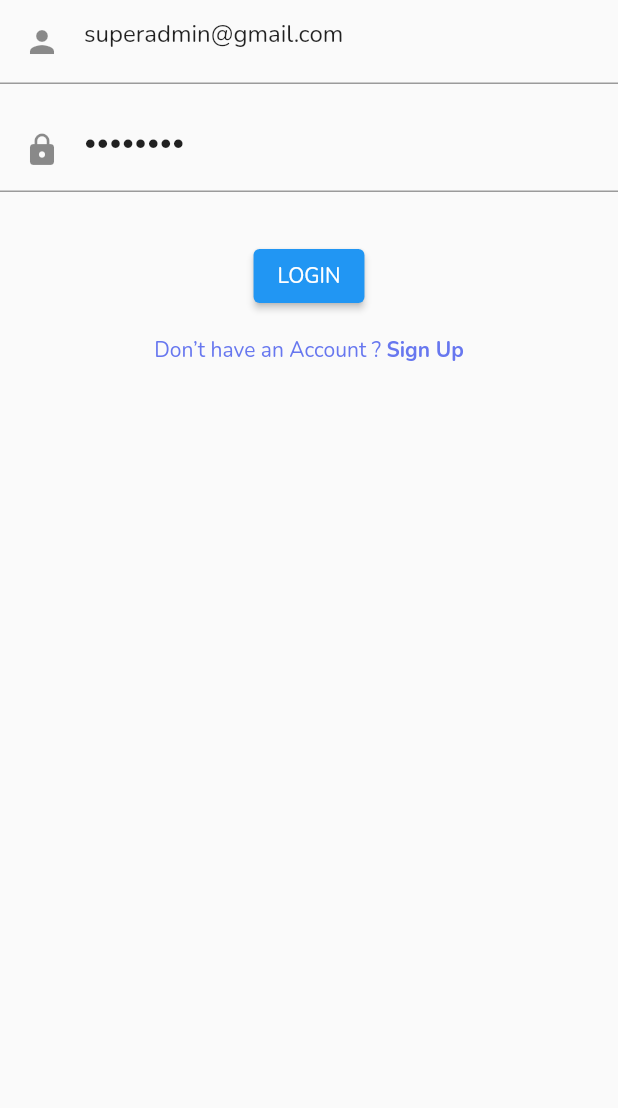
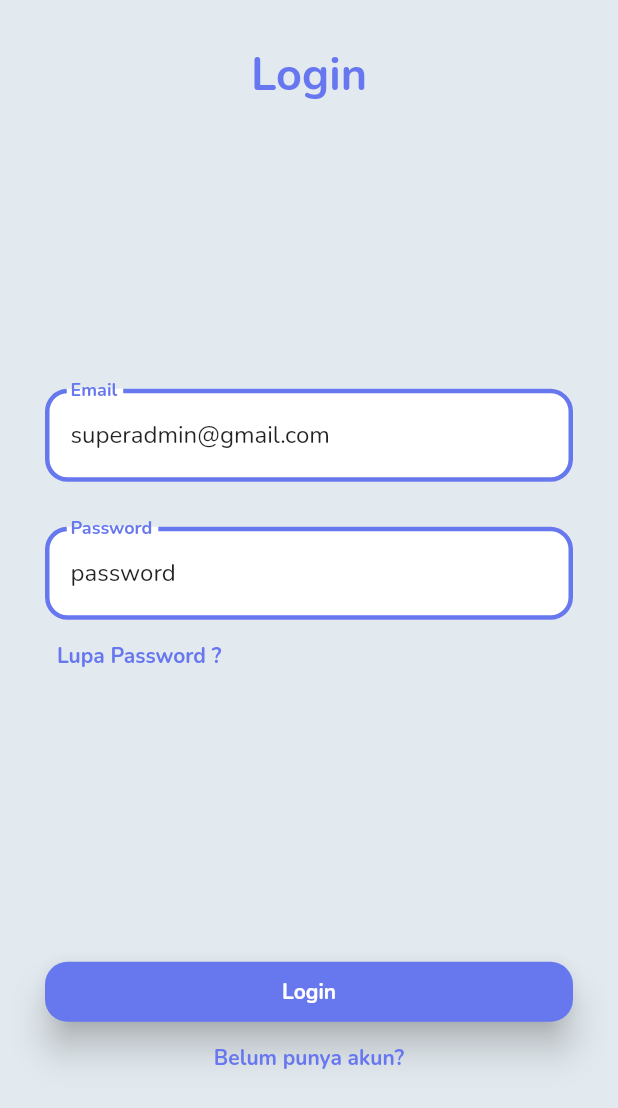
Before and after one commit to ghaan1/stater-code-flutter-test, a Flutter app: the LoginForm screen opened directly, on a phone screen of 412 x 824 dp. Shown: the top 1108 px of the screen. Run offline on Flutter 3.47's test engine with Material 2 defaults, Android fonts, the phone set to English and light mode, and no system bars; our stand-ins replace google_fonts, shared_preferences; accounts and stored records are empty.

Commit message:
UI: loginpage

```diff
--- a/lib/Pages/Login Page/Components/login_form.dart
+++ b/lib/Pages/Login Page/Components/login_form.dart
@@ -106,73 +106,140 @@ class _PageLoginState extends State<LoginForm> {
 
   @override
   Widget build(BuildContext context) {
-    return Form(
-      key: _formKey,
+    return Scaffold(
+        resizeToAvoidBottomInset: false,
+        body: Container(
+          color: kLightColor,
+          padding: const EdgeInsets.all(30),
+          //margin: EdgeInsets.all(8),
+          child: Column(
+            children: [
+              const Expanded(
+                flex: 3,
+                child: Text(
+                  'Login',
+                  style: TextStyle(
+                      fontWeight: FontWeight.bold,
+                      fontSize: 30,
+                      color: kPrimaryColor,
+                      fontFamily: 'nunito'),
+                ),
+              ),
+              Expanded(
+                flex: 5,
                 child: Column(
                   children: [
                     TextFormField(
-            keyboardType: TextInputType.emailAddress,
-            textInputAction: TextInputAction.next,
-            cursorColor: kPrimaryColor,
                       controller: txtEmail,
-            onSaved: (String? val) {
-              txtEmail.text = val!;
-            },
-            decoration: const InputDecoration(
-              hintText: "Your email",
-              prefixIcon: Padding(
-                padding: EdgeInsets.all(defaultPadding),
-                child: Icon(Icons.person),
+                      decoration: InputDecoration(
+                        errorText: validateEmail(txtEmail.text),
+                        contentPadding: const EdgeInsets.symmetric(
+                            vertical: 20, horizontal: 17),
+                        filled: true,
+                        fillColor: Colors.white,
+                        labelText: 'Email',
+                        labelStyle: const TextStyle(
+                            color: Color(0xFF6777EE),
+                            fontWeight: FontWeight.bold,
+                            fontFamily: 'Nunito'),
+                        enabledBorder: OutlineInputBorder(
+                          borderSide: const BorderSide(
+                              width: 3, color: Color(0xFF6777EE)),
+                          borderRadius: BorderRadius.circular(15),
+                        ),
+                        focusedBorder: OutlineInputBorder(
+                          borderSide: const BorderSide(
+                              width: 3, color: Color(0xFF6777EE)),
+                          borderRadius: BorderRadius.circular(15),
                         ),
                       ),
                     ),
-          Padding(
-            padding: const EdgeInsets.symmetric(vertical: defaultPadding),
-            child: TextFormField(
-              textInputAction: TextInputAction.done,
-              obscureText: true,
+                    const SizedBox(
+                      height: 30,
+                    ),
+                    TextFormField(
                       controller: txtPassword,
-              onSaved: (String? val) {
-                txtPassword.text = val!;
-              },
-              cursorColor: kPrimaryColor,
-              decoration: const InputDecoration(
-                hintText: "Your password",
-                prefixIcon: Padding(
-                  padding: EdgeInsets.all(defaultPadding),
-                  child: Icon(Icons.lock),
+                      decoration: InputDecoration(
+                        errorText: validatePassword(txtPassword.text),
+                        contentPadding: const EdgeInsets.symmetric(
+                            vertical: 20, horizontal: 17),
+                        filled: true,
+                        fillColor: Colors.white,
+                        labelText: 'Password',
+                        labelStyle: const TextStyle(
+                            color: Color(0xFF6777EE),
+                            fontWeight: FontWeight.bold,
+                            fontFamily: 'Nunito'),
+                        enabledBorder: OutlineInputBorder(
+                          borderSide: const BorderSide(
+                              width: 3, color: Color(0xFF6777EE)),
+                          borderRadius: BorderRadius.circular(15),
+                        ),
+                        focusedBorder: OutlineInputBorder(
+                          borderSide: const BorderSide(
+                              width: 3, color: Color(0xFF6777EE)),
+                          borderRadius: BorderRadius.circular(15),
                         ),
                       ),
                     ),
+                    SizedBox(
+                      child: TextButton(
+                        child: const Align(
+                          alignment: Alignment.centerLeft,
+                          child: Text(
+                            'Lupa Password ?',
+                            textAlign: TextAlign.left,
+                            style: TextStyle(
+                                fontFamily: 'nunito',
+                                fontWeight: FontWeight.bold,
+                                color: kPrimaryColor),
                           ),
-          const SizedBox(height: defaultPadding),
-          Hero(
-            tag: "login_btn",
+                        ),
+                        onPressed: () {},
+                      ),
+                    )
+                  ],
+                ),
+              ),
+              Expanded(
+                flex: 2,
+                child: Column(
+                  children: [
+                    SizedBox(
+                      height: 40,
+                      width: double.infinity,
                       child: ElevatedButton(
-              // onPressed: () => _validateInput(),
+                          style: ElevatedButton.styleFrom(
+                            backgroundColor: const Color(0xFF6777EE),
+                            elevation: 10,
+                            shape: RoundedRectangleBorder(
+                                borderRadius: BorderRadius.circular(15)),
+                          ),
                           onPressed: () {
                             doLogin();
                           },
-              child: Text(
-                "Login".toUpperCase(),
+                          child: const Text("Login",
+                              style: TextStyle(
+                                  fontFamily: 'Nunito',
+                                  fontWeight: FontWeight.bold))),
                     ),
+                    SizedBox(
+                      child: TextButton(
+                        child: const Text(
+                          'Belum punya akun?',
+                          style: TextStyle(
+                              fontFamily: 'nunito',
+                              fontWeight: FontWeight.bold,
+                              color: kPrimaryColor),
                         ),
+                        onPressed: () {},
                       ),
-          const SizedBox(height: defaultPadding),
-          AlreadyHaveAnAccountCheck(
-            press: () {
-              Navigator.push(
-                context,
-                MaterialPageRoute(
-                  builder: (context) {
-                    return const RegisterPage();
-                  },
+                    )
+                  ],
                 ),
-              );
-            },
               ),
             ],
           ),
-    );
+        ));
   }
 }
--- a/lib/Pages/Welcome Page/welcome_page.dart
+++ b/lib/Pages/Welcome Page/welcome_page.dart
@@ -1,8 +1,9 @@
 import 'package:flutter/material.dart';
 import 'package:startercodepacitan/Pages/Login%20Page/Components/login_form.dart';
+import 'package:startercodepacitan/Pages/Login%20Page/login_page.dart';
 import 'package:startercodepacitan/constants.dart';
-import '../widget/custom_button.dart';
-import '../widget/custom_page_transition.dart';
+import 'components/custom_button.dart';
+import 'components/custom_page_transition.dart';
 
 class WelcomePage extends StatefulWidget {
   const WelcomePage({Key? key}) : super(key: key);
@@ -62,7 +63,7 @@ class _WelcomePageState extends State<WelcomePage>
               onPressed: () => Navigator.push(
                   context,
                   CustomScaleTransition(
-                      nextPageUrl: "/login", nextPage: const LoginForm())),
+                      nextPageUrl: "/login", nextPage: const LoginPage())),
               title: "Get Started",
             ),
           ],
--- a/lib/services/services.dart
+++ b/lib/services/services.dart
@@ -5,5 +5,5 @@ import 'package:shared_preferences/shared_preferences.dart';
 
 part 'services_auth.dart';
 
-const String baseUrl = "http://192.168.1.54:8000/api/";
+const String baseUrl = "http://192.168.1.4:8000/api/";
 const String accept = "application/json";
```
Also changed, not shown: lib/Pages/Login Page/Components/custom_circle.dart (added, +29 -0 lines), lib/Pages/Login Page/Components/login_screen_top_image.dart (+52 -23 lines), lib/Pages/Login Page/login_page.dart (+2 -17 lines), lib/constants.dart (+8 -0 lines), lib/Pages/Welcome Page/components/custom_button.dart (renamed from lib/Pages/widget/custom_button.dart), lib/Pages/Welcome Page/components/custom_page_transition.dart (renamed from lib/Pages/widget/custom_page_transition.dart). Lines whose indentation alone changed are shown as unchanged.
